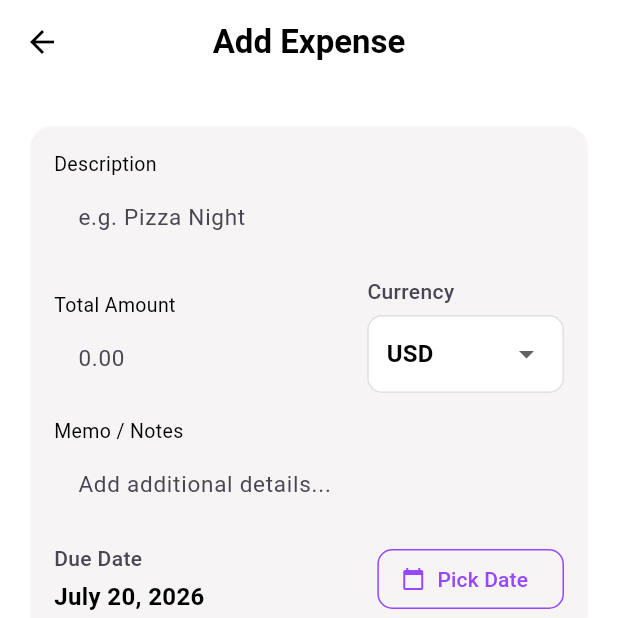
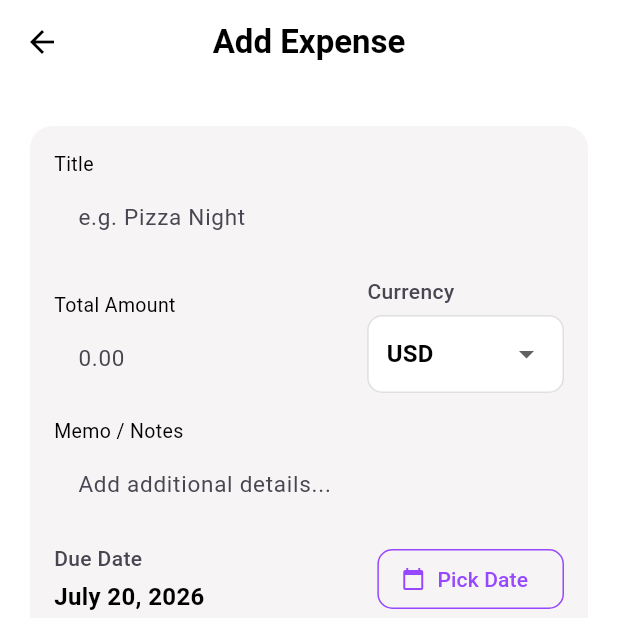
Before and after one commit to parada3456/wat_project-frontend, a Flutter app: the CreateExpensePage screen opened by its route, on a phone screen of 412 x 824 dp, the top half of it. Run offline on Flutter 3.47's test engine with Material 3 defaults, Android fonts, the phone set to English and light mode, and no system bars; our stand-ins replace dartz, dio, equatable, flutter_bloc, flutter_secure_storage, freezed_annotation and 6 more; accounts and stored records are empty; generated files the repository leaves out were written again; network calls fail.

Commit message:
rename field title

```diff
--- a/wat_project_frontend/lib/presentation/expense_sharing/screens/create_expense_page.dart
+++ b/wat_project_frontend/lib/presentation/expense_sharing/screens/create_expense_page.dart
@@ -131,7 +131,7 @@ class _CreateExpensePageState extends State<CreateExpensePage> {
     final totalAmount = double.tryParse(_amountController.text) ?? 0.0;
 
     if (title.isEmpty) {
-      _showWarning('Validation', 'Please enter a description.');
+      _showWarning('Validation', 'Please enter a Title.');
       return;
     }
 
@@ -261,7 +261,7 @@ class _CreateExpensePageState extends State<CreateExpensePage> {
                       child: Column(
                         children: [
                           WatInputField(
-                            label: 'Description',
+                            label: 'Title',
                             hint: 'e.g. Pizza Night',
                             controller: _titleController,
                           ),
```
Also changed, not shown: 1 other file.
